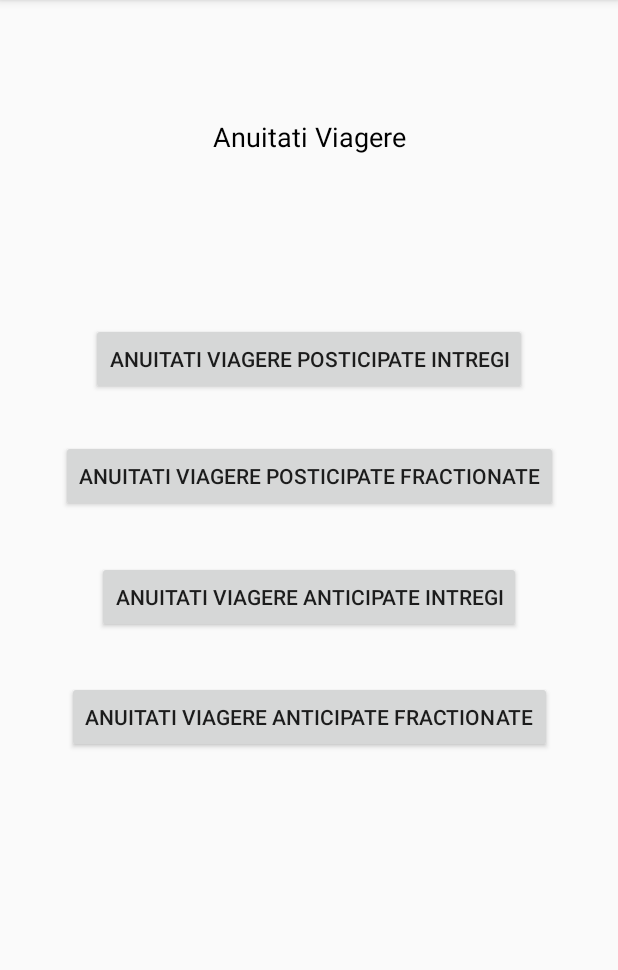
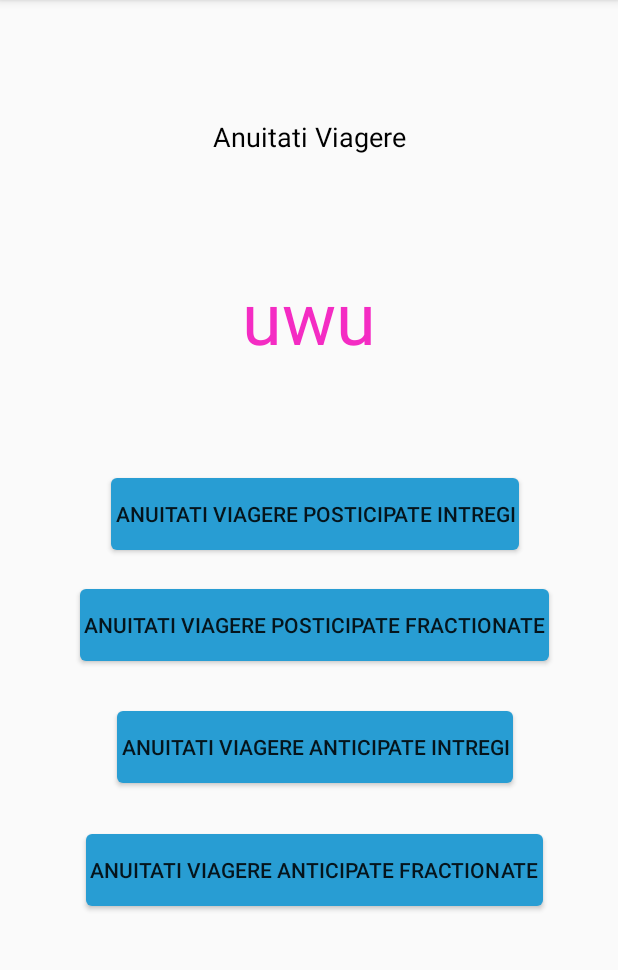
Before and after one commit to Ispas-Catalin/EzMaths, an Android app: the screen it shows after launch (MainActivity), on a phone screen of 412 x 824 dp, the part 84-1054 px from its top. Run offline under Robolectric (Android 15) with nearby library versions, the phone set to English and light mode, and no system bars.

Commit message:
First Commit second try

```diff
--- /dev/null
+++ b/app/src/main/res/drawable/custom_bttn.xml
@@ -0,0 +1,14 @@
+<?xml version="1.0" encoding="utf-8"?>
+<layer-list xmlns:android="http://schemas.android.com/apk/res/android">
+    <item>
+        <shape
+            android:shape="rectangle" >
+            <solid android:color="#289DD3"/>
+            <corners android:radius="4dp" />
+            <padding
+                android:left="3dp"
+                android:right="3dp"
+                android:bottom="1dp"/>
+        </shape>
+    </item>
+</layer-list>
--- a/app/src/main/res/layout/activity_main.xml
+++ b/app/src/main/res/layout/activity_main.xml
@@ -7,28 +7,17 @@
     tools:context=".MainActivity">
 
     <Button
-        android:id="@+id/avPosticipateFractionateibtn"
-        android:layout_width="wrap_content"
-        android:layout_height="wrap_content"
-        android:text="@string/avaf"
-        app:layout_constraintBottom_toBottomOf="parent"
-        app:layout_constraintEnd_toEndOf="parent"
-        app:layout_constraintHorizontal_bias="0.5"
-        app:layout_constraintStart_toStartOf="parent"
-        app:layout_constraintTop_toBottomOf="@+id/avAnticipateIntregibtn"
-        app:layout_constraintVertical_bias="0.418" />
-
-    <Button
         android:id="@+id/avAnticipateIntregibtn"
         android:layout_width="wrap_content"
         android:layout_height="wrap_content"
         android:text="@string/avpi"
         app:layout_constraintBottom_toBottomOf="parent"
         app:layout_constraintEnd_toEndOf="parent"
-        app:layout_constraintHorizontal_bias="0.5"
+        app:layout_constraintHorizontal_bias="0.53"
         app:layout_constraintStart_toStartOf="parent"
         app:layout_constraintTop_toBottomOf="@+id/av2Title"
-        app:layout_constraintVertical_bias="0.182" />
+        app:layout_constraintVertical_bias="0.349"
+        android:background="@drawable/custom_bttn"/>
 
     <Button
         android:id="@+id/avAnticipateFractionatebtn"
@@ -37,10 +26,24 @@
         android:text="@string/avpf"
         app:layout_constraintBottom_toBottomOf="parent"
         app:layout_constraintEnd_toEndOf="parent"
-        app:layout_constraintHorizontal_bias="0.5"
+        app:layout_constraintHorizontal_bias="0.54"
         app:layout_constraintStart_toStartOf="parent"
         app:layout_constraintTop_toBottomOf="@+id/avAnticipateIntregibtn"
-        app:layout_constraintVertical_bias="0.065" />
+        app:layout_constraintVertical_bias="0.073"
+        android:background="@drawable/custom_bttn"/>
+
+    <Button
+        android:id="@+id/avPosticipateFractionateibtn"
+        android:layout_width="wrap_content"
+        android:layout_height="wrap_content"
+        android:text="@string/avaf"
+        app:layout_constraintBottom_toBottomOf="parent"
+        app:layout_constraintEnd_toEndOf="parent"
+        app:layout_constraintHorizontal_bias="0.536"
+        app:layout_constraintStart_toStartOf="parent"
+        app:layout_constraintTop_toBottomOf="@+id/avAnticipateIntregibtn"
+        app:layout_constraintVertical_bias="0.536"
+        android:background="@drawable/custom_bttn"/>
 
     <Button
         android:id="@+id/avPosticipateIntregibtn"
@@ -49,10 +52,11 @@
         android:text="@string/avai"
         app:layout_constraintBottom_toBottomOf="parent"
         app:layout_constraintEnd_toEndOf="parent"
-        app:layout_constraintHorizontal_bias="0.5"
+        app:layout_constraintHorizontal_bias="0.528"
         app:layout_constraintStart_toStartOf="parent"
         app:layout_constraintTop_toBottomOf="@+id/avAnticipateIntregibtn"
-        app:layout_constraintVertical_bias="0.242" />
+        app:layout_constraintVertical_bias="0.304"
+        android:background="@drawable/custom_bttn"/>
 
     <TextView
         android:id="@+id/av2Title"
@@ -68,4 +72,15 @@
         app:layout_constraintTop_toTopOf="parent"
         app:layout_constraintVertical_bias="0.106" />
 
+    <TextView
+        android:layout_width="wrap_content"
+        android:layout_height="wrap_content"
+        android:text="uwu"
+        android:textSize="@dimen/size_a"
+        android:textColor="#F42CC3"
+        app:layout_constraintBottom_toTopOf="@+id/avAnticipateIntregibtn"
+        app:layout_constraintEnd_toEndOf="parent"
+        app:layout_constraintStart_toStartOf="parent"
+        app:layout_constraintTop_toBottomOf="@+id/av2Title" />
+
 </androidx.constraintlayout.widget.ConstraintLayout>
--- a/app/src/main/res/layout/activity_main_a_v3.xml
+++ b/app/src/main/res/layout/activity_main_a_v3.xml
@@ -196,7 +196,8 @@
         app:layout_constraintHorizontal_bias="0.5"
         app:layout_constraintStart_toStartOf="parent"
         app:layout_constraintTop_toTopOf="parent"
-        app:layout_constraintVertical_bias="0.9" />
+        app:layout_constraintVertical_bias="0.9"
+        android:background="@drawable/custom_bttn"/>
 
 
 
--- a/app/src/main/res/values/strings.xml
+++ b/app/src/main/res/values/strings.xml
@@ -9,4 +9,5 @@
     <string name="an">Nelimitate si amanate cu N ani</string>
     <string name="amanata">Amanata cu </string>
     <string name="suma">Suma </string>
+    <string name="ToastMessage">Valoare Nula</string>
 </resources>
```
Also changed, not shown: app/src/main/java/com/example/ezmaths/MainActivityAV3.java (+115 -52 lines), app/src/main/res/layout/activity_main_a_v2.xml (+26 -9 lines), app/src/main/res/values/colors.xml (+16 -0 lines).
